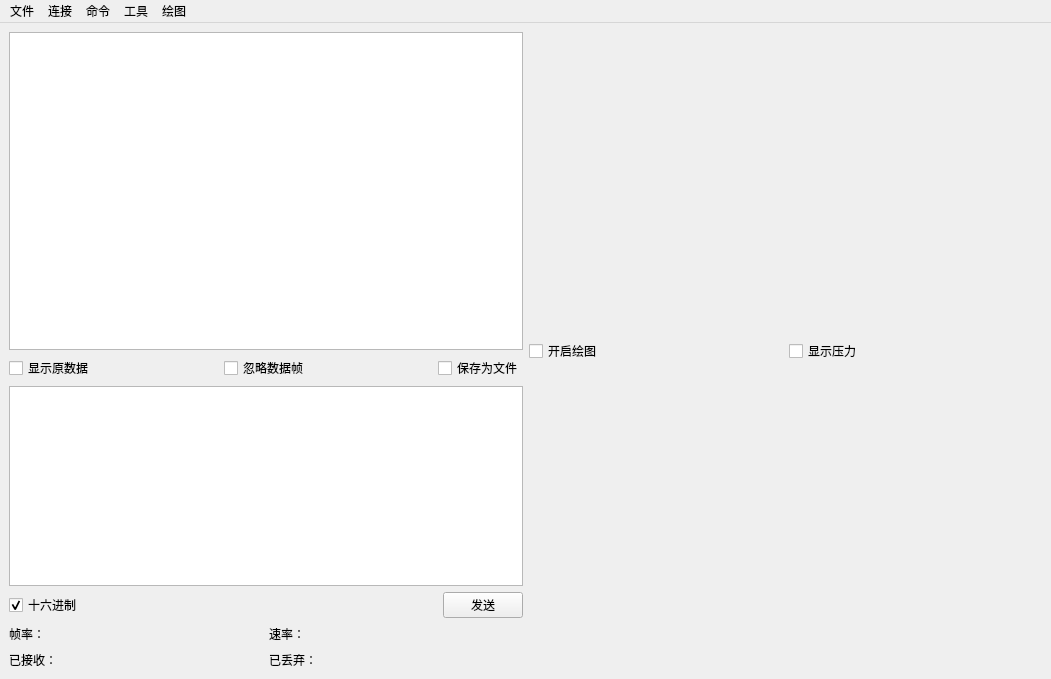
Old version of the form form/mainwindow.ui in the repository zuijiangwan/matrix.
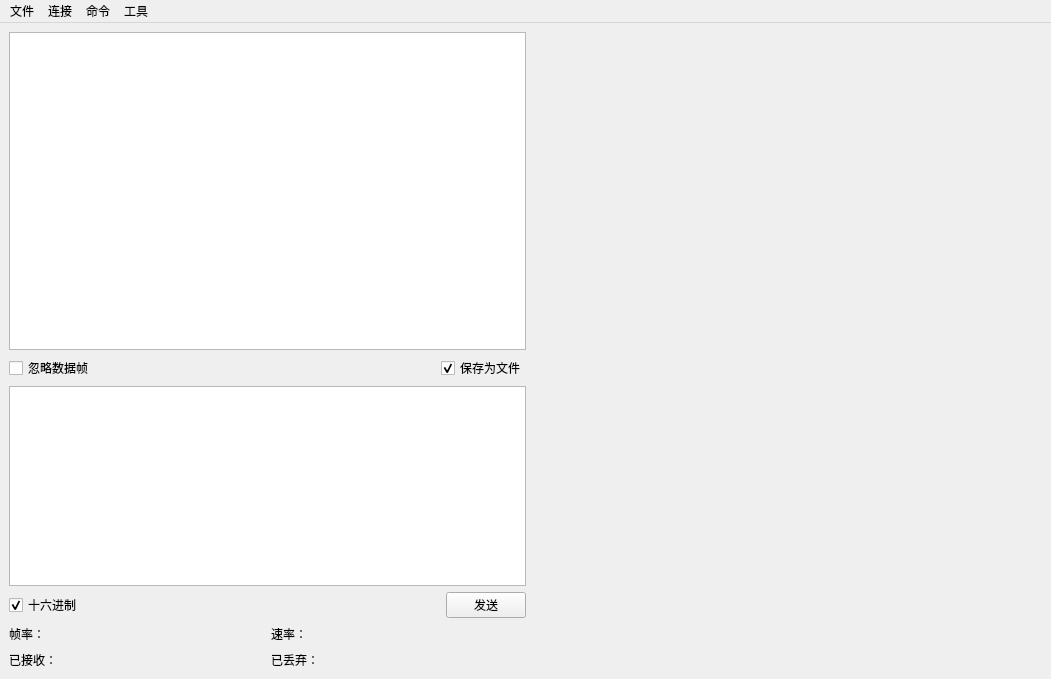
New version of the form. Icons and pictures are not drawn.

The edit to the form file:
```diff
--- a/form/mainwindow.ui
+++ b/form/mainwindow.ui
@@ -50,26 +50,6 @@
         </item>
         <item>
          <layout class="QHBoxLayout" name="horizontalLayout_2">
-          <item>
-           <widget class="QCheckBox" name="originContentCheckBox">
-            <property name="text">
-             <string>显示原数据</string>
-            </property>
-           </widget>
-          </item>
-          <item>
-           <spacer name="horizontalSpacer_3">
-            <property name="orientation">
-             <enum>Qt::Horizontal</enum>
-            </property>
-            <property name="sizeHint" stdset="0">
-             <size>
-              <width>40</width>
-              <height>20</height>
-             </size>
-            </property>
-           </spacer>
-          </item>
           <item>
            <widget class="QCheckBox" name="ignoreDataCheckBox">
             <property name="text">
@@ -98,6 +78,9 @@
             <property name="text">
              <string>保存为文件</string>
             </property>
+            <property name="checked">
+             <bool>true</bool>
+            </property>
            </widget>
           </item>
          </layout>
@@ -276,15 +259,6 @@
          <layout class="QVBoxLayout" name="heatmapLayout"/>
         </item>
         <item>
-         <layout class="QHBoxLayout" name="DrawConfigLayout">
-          <item>
-           <widget class="QCheckBox" name="DrawCheckBox">
-            <property name="text">
-             <string>开启绘图</string>
-            </property>
-           </widget>
-          </item>
-          <item>
            <spacer name="horizontalSpacer">
             <property name="orientation">
              <enum>Qt::Horizontal</enum>
@@ -297,28 +271,6 @@
             </property>
            </spacer>
           </item>
-          <item>
-           <widget class="QCheckBox" name="checkBox_4">
-            <property name="text">
-             <string>显示压力</string>
-            </property>
-           </widget>
-          </item>
-          <item>
-           <spacer name="horizontalSpacer_6">
-            <property name="orientation">
-             <enum>Qt::Horizontal</enum>
-            </property>
-            <property name="sizeHint" stdset="0">
-             <size>
-              <width>40</width>
-              <height>20</height>
-             </size>
-            </property>
-           </spacer>
-          </item>
-         </layout>
-        </item>
        </layout>
       </item>
      </layout>
@@ -383,12 +335,6 @@
     <addaction name="menu_6"/>
     <addaction name="menuSD"/>
    </widget>
-   <widget class="QMenu" name="menu_3">
-    <property name="title">
-     <string>绘图</string>
-    </property>
-    <addaction name="action_27"/>
-   </widget>
    <widget class="QMenu" name="menu_4">
     <property name="title">
      <string>工具</string>
@@ -410,7 +356,6 @@
    <addaction name="menu"/>
    <addaction name="menu_2"/>
    <addaction name="menu_4"/>
-   <addaction name="menu_3"/>
   </widget>
   <action name="connectSerialAct">
    <property name="checkable">
```
Lines whose indentation alone changed are shown as unchanged.
